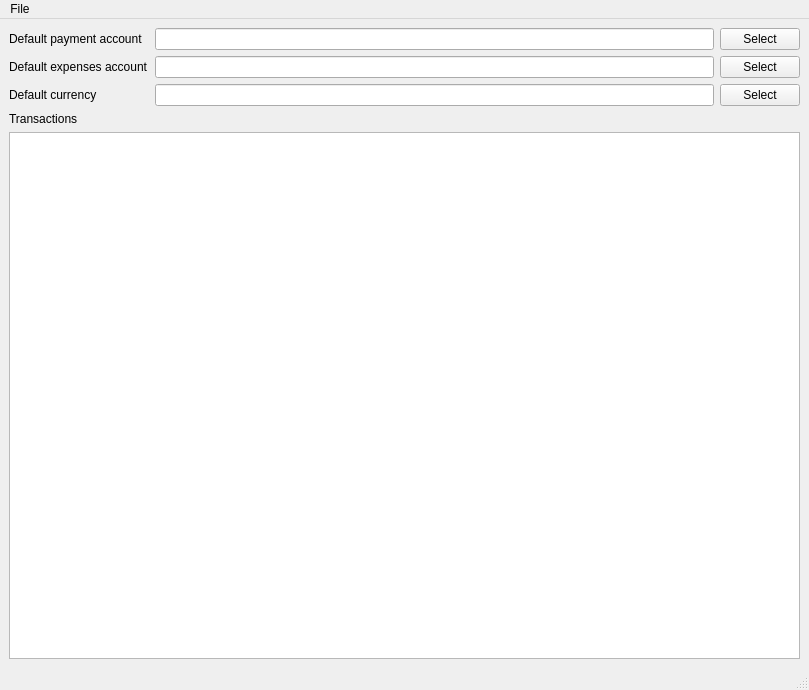
First picture: the form in main_window.ui, repository chryoung/beancount_importer, before the edit.
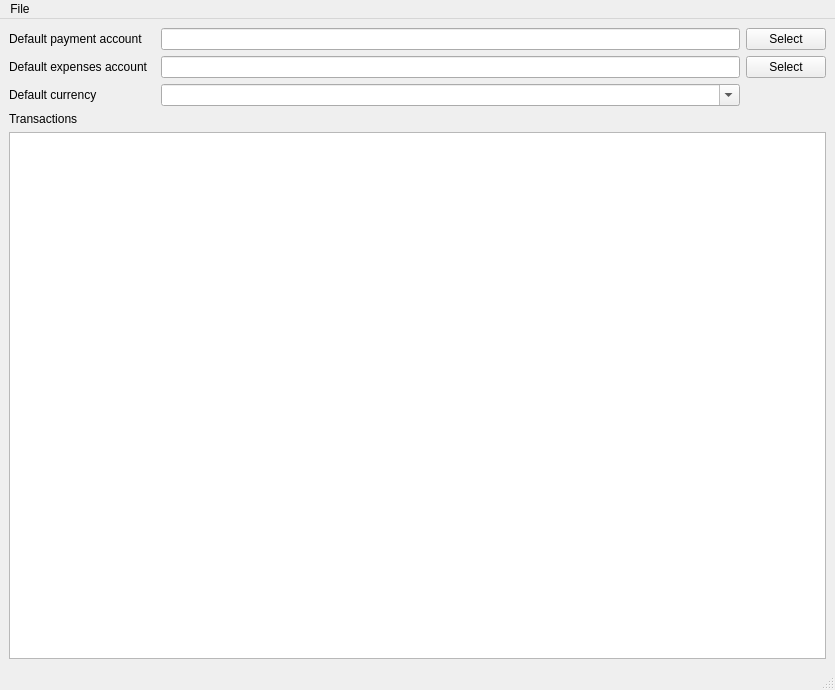
Second picture: the form after the edit.

Commit message: Use combobox for currency and add view item delegate

The edit to the form file:
```diff
--- a/main_window.ui
+++ b/main_window.ui
@@ -6,7 +6,7 @@
             <rect>
                 <x>0</x>
                 <y>0</y>
-                <width>809</width>
+    <width>835</width>
                 <height>690</height>
             </rect>
         </property>
@@ -21,10 +21,10 @@
                 </sizepolicy>
             </property>
             <layout class="QGridLayout" name="gridLayout">
-                <item row="1" column="2">
-                    <widget class="QPushButton" name="selectExpensesAccountBtn">
+    <item row="4" column="0">
+     <widget class="QLabel" name="label_4">
                         <property name="text">
-                            <string>Select</string>
+       <string>Transactions</string>
                         </property>
                     </widget>
                 </item>
@@ -35,32 +35,20 @@
                         </property>
                     </widget>
                 </item>
-                <item row="2" column="2">
-                    <widget class="QPushButton" name="selectCurrencyBtn">
+    <item row="1" column="3">
+     <widget class="QPushButton" name="selectExpensesAccountBtn">
                         <property name="text">
                             <string>Select</string>
                         </property>
                     </widget>
                 </item>
-                <item row="2" column="1">
-                    <widget class="QLineEdit" name="defaultCurrencyLE"/>
-                </item>
-                <item row="4" column="0" colspan="3">
-                    <widget class="QTableView" name="transactionTableView"/>
-                </item>
-                <item row="1" column="1">
-                    <widget class="QLineEdit" name="defaultExpensesAccountLE"/>
-                </item>
-                <item row="1" column="0">
-                    <widget class="QLabel" name="label_2">
+    <item row="0" column="3">
+     <widget class="QPushButton" name="selectPaymentAccountBtn">
                         <property name="text">
-                            <string>Default expenses account</string>
+       <string>Select</string>
                         </property>
                     </widget>
                 </item>
-                <item row="0" column="1">
-                    <widget class="QLineEdit" name="defaultPaymentAccountLE"/>
-                </item>
                 <item row="0" column="0">
                     <widget class="QLabel" name="label">
                         <property name="text">
@@ -69,16 +57,25 @@
                     </widget>
                 </item>
                 <item row="0" column="2">
-                    <widget class="QPushButton" name="selectPaymentAccountBtn">
+     <widget class="QLineEdit" name="defaultPaymentAccountLE"/>
+    </item>
+    <item row="1" column="0">
+     <widget class="QLabel" name="label_2">
                         <property name="text">
-                            <string>Select</string>
+       <string>Default expenses account</string>
                         </property>
                     </widget>
                 </item>
-                <item row="3" column="0">
-                    <widget class="QLabel" name="label_4">
-                        <property name="text">
-                            <string>Transactions</string>
+    <item row="5" column="0" colspan="4">
+     <widget class="QTableView" name="transactionTableView"/>
+    </item>
+    <item row="1" column="2">
+     <widget class="QLineEdit" name="defaultExpensesAccountLE"/>
+    </item>
+    <item row="2" column="2">
+     <widget class="QComboBox" name="defaultCurrencyComboBox">
+      <property name="editable">
+       <bool>true</bool>
                         </property>
                     </widget>
                 </item>
@@ -89,8 +86,8 @@
                 <rect>
                     <x>0</x>
                     <y>0</y>
-                    <width>809</width>
-                    <height>23</height>
+     <width>835</width>
+     <height>21</height>
                 </rect>
             </property>
             <widget class="QMenu" name="menuFiles">
```
Lines whose indentation alone changed are shown as unchanged. The commit also changes 14 other files.
